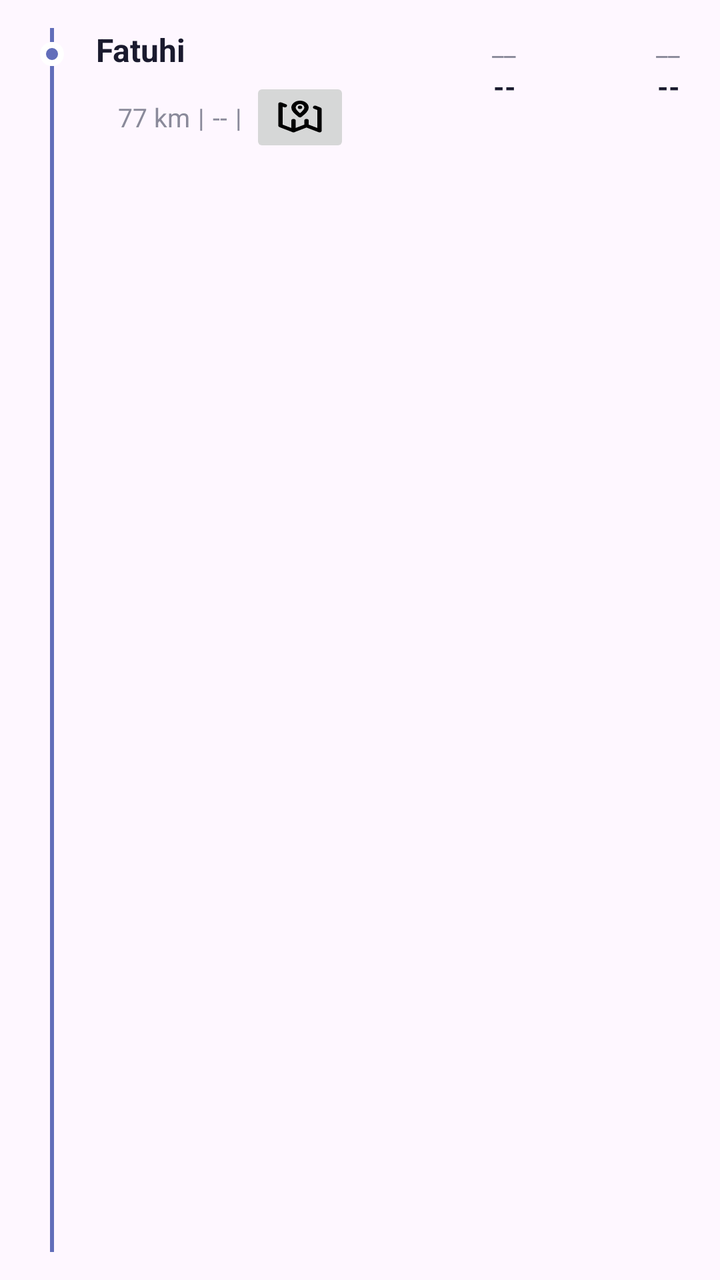
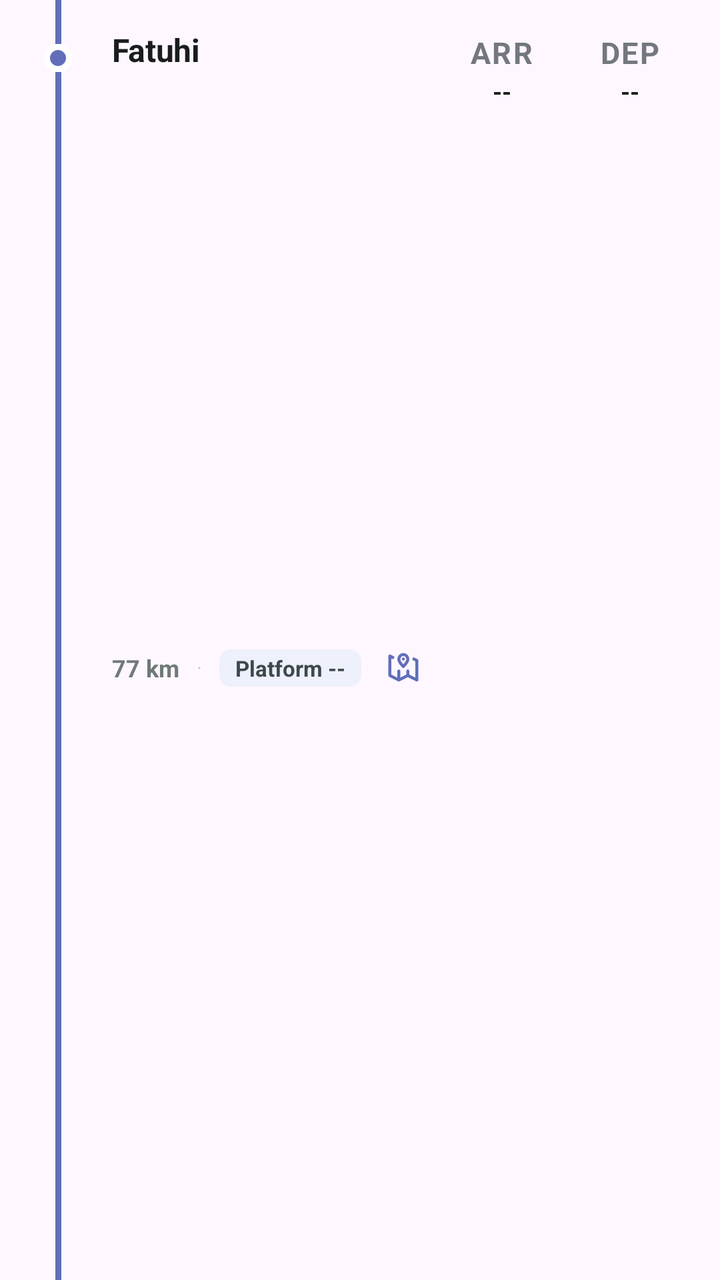

Before-and-after screenshots of an Android layout around one commit, followed by the original layout XML and the change that was made.
<!-- AndroidManifest.xml: application theme Theme.RailRadar -->
<!-- res/layout/live_train_tracking_recycler_view_layout.xml -->
<?xml version="1.0" encoding="utf-8"?>
<androidx.constraintlayout.widget.ConstraintLayout
    xmlns:android="http://schemas.android.com/apk/res/android"
    xmlns:app="http://schemas.android.com/apk/res-auto"
    android:layout_width="match_parent"
    android:layout_height="wrap_content"
    android:background="?android:attr/selectableItemBackground"
    android:clickable="true"
    android:focusable="true"
    android:paddingStart="20dp"
    android:paddingEnd="20dp"
    android:paddingTop="14dp"
    android:paddingBottom="14dp">

    
    <View
        android:id="@+id/timelineTopLine"
        android:layout_width="2dp"
        android:layout_height="0dp"
        android:background="@color/chip_accent"
        app:layout_constraintStart_toStartOf="@id/timelineDot"
        app:layout_constraintEnd_toEndOf="@id/timelineDot"
        app:layout_constraintTop_toTopOf="parent"
        app:layout_constraintBottom_toTopOf="@id/timelineDot" />

    
    <View
        android:id="@+id/timelineDot"
        android:layout_width="12dp"
        android:layout_height="12dp"
        android:layout_marginTop="4dp"
        android:background="@drawable/bg_timeline_dot"
        app:layout_constraintStart_toStartOf="parent"
        app:layout_constraintTop_toTopOf="@id/trainStationName"
        app:layout_constraintBottom_toBottomOf="@id/trainStationName" />

    
    <View
        android:id="@+id/timelineBottomLine"
        android:layout_width="2dp"
        android:layout_height="0dp"
        android:background="@color/chip_accent"
        app:layout_constraintStart_toStartOf="@id/timelineDot"
        app:layout_constraintEnd_toEndOf="@id/timelineDot"
        app:layout_constraintTop_toBottomOf="@id/timelineDot"
        app:layout_constraintBottom_toBottomOf="parent" />

    
    <TextView
        android:id="@+id/trainStationName"
        android:layout_width="0dp"
        android:layout_height="wrap_content"
        android:layout_marginStart="16dp"
        android:ellipsize="end"
        android:maxLines="1"
        android:text="Fatuhi"
        android:textColor="@color/card_text_primary"
        android:textSize="16sp"
        android:textStyle="bold"
        app:layout_constraintStart_toEndOf="@id/timelineDot"
        app:layout_constraintTop_toTopOf="parent"
        app:layout_constraintEnd_toStartOf="@id/timeColumns" />

    
    <LinearLayout
        android:layout_width="0dp"
        android:layout_height="wrap_content"
        android:layout_marginTop="3dp"
        android:orientation="horizontal"
        app:layout_constraintStart_toStartOf="@id/trainStationName"
        app:layout_constraintTop_toBottomOf="@id/trainStationName"
        app:layout_constraintEnd_toStartOf="@id/timeColumns"
        android:gravity="center">

        <TextView
            android:id="@+id/trainDistanceTravelled"
            android:layout_width="wrap_content"
            android:layout_height="wrap_content"
            android:text="77 km"
            android:textColor="@color/card_text_secondary"
            android:textSize="13sp" />

        <TextView
            android:layout_width="wrap_content"
            android:layout_height="wrap_content"
            android:layout_marginHorizontal="4dp"
            android:text="|"
            android:textColor="@color/card_text_secondary"
            android:textSize="13sp" />

        <TextView
            android:id="@+id/trainPlatformNo"
            android:layout_width="wrap_content"
            android:layout_height="wrap_content"
            android:text="--"
            android:textColor="@color/card_text_secondary"
            android:textSize="13sp" />
        <TextView
            android:layout_width="wrap_content"
            android:layout_height="wrap_content"
            android:layout_marginHorizontal="4dp"
            android:text="|"
            android:textColor="@color/card_text_secondary"
            android:textSize="13sp" />
        <ImageButton
            android:layout_width="50sp"
            android:layout_height="40sp"
            android:scaleType="fitXY"
            android:src="@drawable/nearby_station_location_icon"
            android:contentDescription="map icon"
            android:id="@+id/stationOnMap"
            />

    </LinearLayout>

    
    <LinearLayout
        android:id="@+id/timeColumns"
        android:layout_width="wrap_content"
        android:layout_height="wrap_content"
        android:orientation="horizontal"
        app:layout_constraintEnd_toEndOf="parent"
        app:layout_constraintTop_toTopOf="parent">

        
        <LinearLayout
            android:layout_width="72dp"
            android:layout_height="wrap_content"
            android:orientation="vertical"
            android:gravity="end">

            <TextView
                android:id="@+id/trainArrivalAt"
                android:layout_width="wrap_content"
                android:layout_height="wrap_content"
                android:text="__"
                android:textColor="@color/card_text_secondary"
                android:textSize="13sp" />

            <TextView
                android:id="@+id/trainActualArrivalAt"
                android:layout_width="wrap_content"
                android:layout_height="wrap_content"
                android:layout_marginTop="2dp"
                android:text="--"
                android:textColor="@color/card_text_primary"
                android:textSize="14sp"
                android:textStyle="bold" />

        </LinearLayout>

        
        <LinearLayout
            android:layout_width="72dp"
            android:layout_height="wrap_content"
            android:layout_marginStart="10dp"
            android:orientation="vertical"
            android:gravity="end">

            <TextView
                android:id="@+id/trainDepartureAt"
                android:layout_width="wrap_content"
                android:layout_height="wrap_content"
                android:text="__"
                android:textColor="@color/card_text_secondary"
                android:textSize="13sp" />

            <TextView
                android:id="@+id/trainActualDepartureAt"
                android:layout_width="wrap_content"
                android:layout_height="wrap_content"
                android:layout_marginTop="2dp"
                android:text="--"
                android:textColor="@color/card_text_primary"
                android:textSize="14sp"
                android:textStyle="bold" />

        </LinearLayout>

    </LinearLayout>

    
    <ImageButton
        android:id="@+id/trainStationLocatedAt"
        android:layout_width="28dp"
        android:layout_height="28dp"
        android:layout_marginTop="4dp"
        android:background="@android:color/transparent"
        android:padding="2dp"
        android:src="@android:drawable/ic_menu_mylocation"
        app:tint="@color/chip_accent"
        android:contentDescription="Get directions"
        android:visibility="gone"
        app:layout_constraintStart_toStartOf="@id/timelineDot"
        app:layout_constraintTop_toBottomOf="@id/timelineBottomLine" />

</androidx.constraintlayout.widget.ConstraintLayout>
<!-- resources referenced by this layout -->
<resources>
  <color name="card_text_primary">#1A1A2E</color>
  <color name="card_text_secondary">#8A8A9A</color>
  <color name="chip_accent">#626EBA</color>
  <!-- drawable bg_timeline_dot (drawable) -->
  <?xml version="1.0" encoding="utf-8"?>
  <shape xmlns:android="http://schemas.android.com/apk/res/android"
      android:shape="oval">
      <solid android:color="@color/chip_accent" />
      <stroke
          android:width="3dp"
          android:color="@color/card_background" />
  </shape>
  <!-- drawable nearby_station_location_icon (drawable) -->
  <vector xmlns:android="http://schemas.android.com/apk/res/android"
      android:width="800dp"
      android:height="800dp"
      android:viewportWidth="24"
      android:viewportHeight="24">
    <path
        android:pathData="M12,6H12.01M9,20L3,17V4L5,5M9,20L15,17M9,20V14M15,17L21,20V7L19,6M15,17V14M15,6.2C15,7.967 13.5,9.4 12,11C10.5,9.4 9,7.967 9,6.2C9,4.433 10.343,3 12,3C13.657,3 15,4.433 15,6.2Z"
        android:strokeLineJoin="round"
        android:strokeWidth="2"
        android:fillColor="#00000000"
        android:strokeColor="#000000"
        android:strokeLineCap="round"/>
  </vector>
  <style name="Theme.RailRadar" parent="Theme.Material3.DayNight.NoActionBar">
  
          
          <item name="colorPrimary">#4C6133</item>
          <item name="colorOnPrimary">@color/white</item>
          <item name="colorPrimaryContainer">@color/purple_200</item>
          <item name="colorOnPrimaryContainer">@color/black</item>
  
          
          <item name="colorSecondary">@color/teal_200</item>
          <item name="colorOnSecondary">@color/black</item>
  
          
          <item name="android:statusBarColor">?attr/colorPrimary</item>
  
          
      </style>
  <color name="card_background">#FFFFFF</color>
  <color name="white">#FFFFFFFF</color>
  
  
      //user route train colors
  <color name="purple_200">#FFBB86FC</color>
  <color name="black">#FF000000</color>
  <color name="teal_200">#FF03DAC5</color>
</resources>

<!-- the commit's change to res/layout/live_train_tracking_recycler_view_layout.xml (unified diff, before → after) -->
@@ -2,20 +2,22 @@
 <androidx.constraintlayout.widget.ConstraintLayout
     xmlns:android="http://schemas.android.com/apk/res/android"
     xmlns:app="http://schemas.android.com/apk/res-auto"
+    xmlns:tools="http://schemas.android.com/tools"
     android:layout_width="match_parent"
     android:layout_height="wrap_content"
     android:background="?android:attr/selectableItemBackground"
     android:clickable="true"
     android:focusable="true"
-    android:paddingStart="20dp"
-    android:paddingEnd="20dp"
-    android:paddingTop="14dp"
-    android:paddingBottom="14dp">
+    android:minHeight="90dp"
+    android:paddingStart="16dp"
+    android:paddingEnd="16dp"
+    android:clipChildren="false"
+    android:clipToPadding="false">
 
     
     <View
         android:id="@+id/timelineTopLine"
-        android:layout_width="2dp"
+        android:layout_width="3dp"
         android:layout_height="0dp"
         android:background="@color/chip_accent"
         app:layout_constraintStart_toStartOf="@id/timelineDot"
@@ -26,90 +28,115 @@
     
     <View
         android:id="@+id/timelineDot"
-        android:layout_width="12dp"
-        android:layout_height="12dp"
-        android:layout_marginTop="4dp"
+        android:layout_width="14dp"
+        android:layout_height="14dp"
+        android:layout_marginStart="6dp"
+        android:layout_marginTop="22dp"
         android:background="@drawable/bg_timeline_dot"
         app:layout_constraintStart_toStartOf="parent"
-        app:layout_constraintTop_toTopOf="@id/trainStationName"
-        app:layout_constraintBottom_toBottomOf="@id/trainStationName" />
+        app:layout_constraintTop_toTopOf="parent" />
 
     
     <View
         android:id="@+id/timelineBottomLine"
-        android:layout_width="2dp"
+        android:layout_width="3dp"
         android:layout_height="0dp"
         android:background="@color/chip_accent"
         app:layout_constraintStart_toStartOf="@id/timelineDot"
         app:layout_constraintEnd_toEndOf="@id/timelineDot"
         app:layout_constraintTop_toBottomOf="@id/timelineDot"
         app:layout_constraintBottom_toBottomOf="parent" />
+
+    
+    <ImageView
+        android:id="@+id/liveTrainIcon"
+        android:layout_width="38dp"
+        android:layout_height="38dp"
+        android:contentDescription="Live train position"
+        android:src="@drawable/train_icon_photoroom"
+        android:visibility="gone"
+        android:elevation="6dp"
+        app:layout_constraintStart_toStartOf="@id/timelineDot"
+        app:layout_constraintEnd_toEndOf="@id/timelineDot"
+        app:layout_constraintTop_toTopOf="@id/timelineDot"
+        app:layout_constraintBottom_toBottomOf="@id/timelineDot"
+        tools:visibility="visible" />
 
     
     <TextView
         android:id="@+id/trainStationName"
         android:layout_width="0dp"
         android:layout_height="wrap_content"
-        android:layout_marginStart="16dp"
+        android:layout_marginStart="20dp"
+        android:layout_marginTop="14dp"
+        android:layout_marginEnd="8dp"
         android:ellipsize="end"
         android:maxLines="1"
         android:text="Fatuhi"
-        android:textColor="@color/card_text_primary"
+        android:textColor="#1A1C1E"
         android:textSize="16sp"
         android:textStyle="bold"
+        android:letterSpacing="-0.01"
         app:layout_constraintStart_toEndOf="@id/timelineDot"
         app:layout_constraintTop_toTopOf="parent"
         app:layout_constraintEnd_toStartOf="@id/timeColumns" />
 
     
     <LinearLayout
+        android:id="@+id/detailsContainer"
         android:layout_width="0dp"
         android:layout_height="wrap_content"
-        android:layout_marginTop="3dp"
+        android:layout_marginTop="6dp"
+        android:layout_marginBottom="14dp"
         android:orientation="horizontal"
+        android:gravity="center_vertical"
         app:layout_constraintStart_toStartOf="@id/trainStationName"
         app:layout_constraintTop_toBottomOf="@id/trainStationName"
         app:layout_constraintEnd_toStartOf="@id/timeColumns"
-        android:gravity="center">
-
+        app:layout_constraintBottom_toBottomOf="parent">
+
+        
         <TextView
             android:id="@+id/trainDistanceTravelled"
             android:layout_width="wrap_content"
             android:layout_height="wrap_content"
             android:text="77 km"
-            android:textColor="@color/card_text_secondary"
-            android:textSize="13sp" />
-
-        <TextView
-            android:layout_width="wrap_content"
-            android:layout_height="wrap_content"
-            android:layout_marginHorizontal="4dp"
-            android:text="|"
-            android:textColor="@color/card_text_secondary"
-            android:textSize="13sp" />
-
+            android:textColor="#6F797A"
+            android:textSize="12sp"
+            android:textStyle="bold" />
+
+        <View
+            android:layout_width="4dp"
+            android:layout_height="4dp"
+            android:layout_marginHorizontal="8dp"
+            android:background="@drawable/bg_timeline_dot"
+            android:alpha="0.4" />
+
+        
         <TextView
             android:id="@+id/trainPlatformNo"
             android:layout_width="wrap_content"
             android:layout_height="wrap_content"
-            android:text="--"
-            android:textColor="@color/card_text_secondary"
-            android:textSize="13sp" />
-        <TextView
-            android:layout_width="wrap_content"
-            android:layout_height="wrap_content"
-            android:layout_marginHorizontal="4dp"
-            android:text="|"
-            android:textColor="@color/card_text_secondary"
-            android:textSize="13sp" />
+            android:text="Platform --"
+            android:textColor="#3D494A"
+            android:textSize="11sp"
+            android:textStyle="bold"
+            android:paddingHorizontal="8dp"
+            android:paddingVertical="2dp"
+            android:background="@drawable/bg_platform_chip" />
+
+        
         <ImageButton
-            android:layout_width="50sp"
-            android:layout_height="40sp"
-            android:scaleType="fitXY"
+            android:id="@+id/stationOnMap"
+            android:layout_width="26dp"
+            android:layout_height="26dp"
+            android:layout_marginStart="8dp"
+            android:background="?android:attr/selectableItemBackgroundBorderless"
+            android:padding="4dp"
+            android:scaleType="fitCenter"
             android:src="@drawable/nearby_station_location_icon"
-            android:contentDescription="map icon"
-            android:id="@+id/stationOnMap"
-            />
+            android:contentDescription="View on map"
+            app:tint="@color/chip_accent" />
 
     </LinearLayout>
 
@@ -119,60 +146,71 @@
         android:layout_width="wrap_content"
         android:layout_height="wrap_content"
         android:orientation="horizontal"
+        android:layout_marginTop="12dp"
         app:layout_constraintEnd_toEndOf="parent"
         app:layout_constraintTop_toTopOf="parent">
 
         
         <LinearLayout
-            android:layout_width="72dp"
+            android:layout_width="58dp"
             android:layout_height="wrap_content"
             android:orientation="vertical"
-            android:gravity="end">
+            android:gravity="center"
+            android:paddingVertical="4dp"
+            android:paddingHorizontal="4dp"
+            >
 
             <TextView
                 android:id="@+id/trainArrivalAt"
                 android:layout_width="wrap_content"
                 android:layout_height="wrap_content"
-                android:text="__"
-                android:textColor="@color/card_text_secondary"
-                android:textSize="13sp" />
+                android:text="ARR"
+                android:textColor="#74777F"
+                android:textSize="15sp"
+                android:textStyle="bold"
+                android:letterSpacing="0.05" />
 
             <TextView
                 android:id="@+id/trainActualArrivalAt"
                 android:layout_width="wrap_content"
                 android:layout_height="wrap_content"
-                android:layout_marginTop="2dp"
+                android:layout_marginTop="1dp"
                 android:text="--"
-                android:textColor="@color/card_text_primary"
-                android:textSize="14sp"
+                android:textColor="#1A1C1E"
+                android:textSize="12sp"
                 android:textStyle="bold" />
 
         </LinearLayout>
 
         
         <LinearLayout
-            android:layout_width="72dp"
-            android:layout_height="wrap_content"
-            android:layout_marginStart="10dp"
+            android:layout_width="58dp"
+            android:layout_height="wrap_content"
+            android:layout_marginStart="6dp"
             android:orientation="vertical"
-            android:gravity="end">
+            android:gravity="center"
+            android:paddingVertical="4dp"
+            android:paddingHorizontal="4dp"
+            >
 
             <TextView
                 android:id="@+id/trainDepartureAt"
                 android:layout_width="wrap_content"
                 android:layout_height="wrap_content"
-                android:text="__"
-                android:textColor="@color/card_text_secondary"
-                android:textSize="13sp" />
+                android:text="DEP"
+                android:textColor="#74777F"
+                android:textSize="15sp"
+                android:textStyle="bold"
+                android:letterSpacing="0.05" />
 
             <TextView
                 android:id="@+id/trainActualDepartureAt"
                 android:layout_width="wrap_content"
                 android:layout_height="wrap_content"
-                android:layout_marginTop="2dp"
+                android:layout_marginTop="1dp"
                 android:text="--"
-                android:textColor="@color/card_text_primary"
-                android:textSize="14sp"
+                android:textColor="#1A1C1E"
+                android:textSize="12sp"
                 android:textStyle="bold" />
 
         </LinearLayout>
@@ -182,16 +220,17 @@
     
     <ImageButton
         android:id="@+id/trainStationLocatedAt"
-        android:layout_width="28dp"
-        android:layout_height="28dp"
-        android:layout_marginTop="4dp"
-        android:background="@android:color/transparent"
+        android:layout_width="22dp"
+        android:layout_height="22dp"
+        android:background="?android:attr/selectableItemBackgroundBorderless"
         android:padding="2dp"
         android:src="@android:drawable/ic_menu_mylocation"
         app:tint="@color/chip_accent"
         android:contentDescription="Get directions"
         android:visibility="gone"
         app:layout_constraintStart_toStartOf="@id/timelineDot"
-        app:layout_constraintTop_toBottomOf="@id/timelineBottomLine" />
+        app:layout_constraintEnd_toEndOf="@id/timelineDot"
+        app:layout_constraintTop_toBottomOf="@id/timelineDot"
+        tools:visibility="gone" />
 
 </androidx.constraintlayout.widget.ConstraintLayout>
<!-- resource entries referenced after the edit -->
@@ -1,8 +1,13 @@
 <!-- resources referenced by this layout -->
 <resources>
-  <color name="card_text_primary">#1A1A2E</color>
-  <color name="card_text_secondary">#8A8A9A</color>
   <color name="chip_accent">#626EBA</color>
+  <!-- drawable bg_platform_chip (drawable) -->
+  <?xml version="1.0" encoding="utf-8"?>
+  <shape xmlns:android="http://schemas.android.com/apk/res/android"
+      android:shape="rectangle">
+      <solid android:color="@color/chip_background" />
+      <corners android:radius="6dp" />
+  </shape>
   <!-- drawable bg_timeline_dot (drawable) -->
   <?xml version="1.0" encoding="utf-8"?>
   <shape xmlns:android="http://schemas.android.com/apk/res/android"
@@ -26,6 +31,7 @@
         android:strokeColor="#000000"
         android:strokeLineCap="round"/>
   </vector>
+  <!-- drawable train_icon_photoroom: png bitmap (drawable, 59432 bytes) -->
   <style name="Theme.RailRadar" parent="Theme.Material3.DayNight.NoActionBar">
   
           
@@ -43,6 +49,7 @@
   
           
       </style>
+  <color name="chip_background">#EEF0FB</color>
   <color name="card_background">#FFFFFF</color>
   <color name="white">#FFFFFFFF</color>
   
